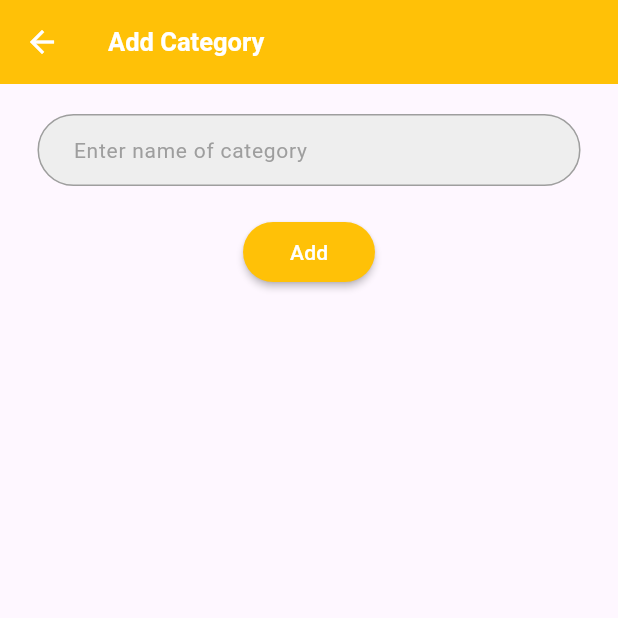
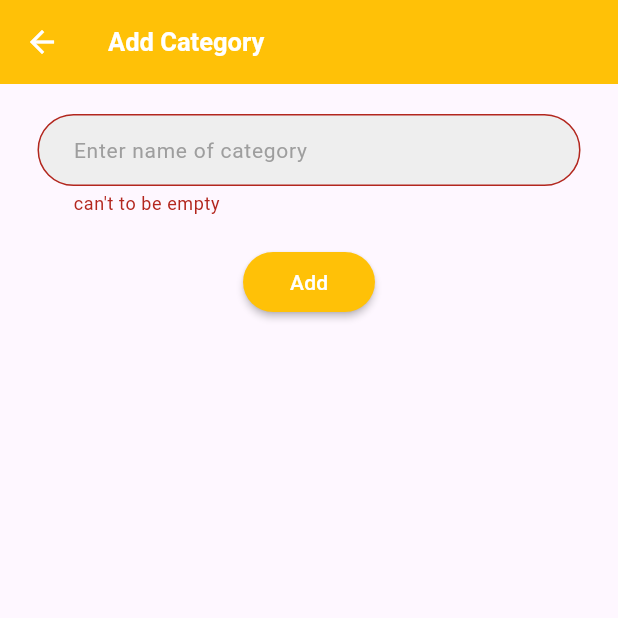
Before and after one commit to abdellahayoujil/flutter_firebase, a Flutter app: the Addcategoris screen opened by its route, after a tap on "Add", on a phone screen of 412 x 824 dp, the top half of it. Run offline on Flutter 3.47's test engine with Material 3 defaults, Android fonts, the phone set to English and light mode, and no system bars; our stand-ins replace awesome_dialog, cloud_firestore, firebase_auth, firebase_core, google_sign_in, lottie; accounts and stored records are empty.

```diff
--- a/lib/Categoris/AddCategoris.dart
+++ b/lib/Categoris/AddCategoris.dart
@@ -1,3 +1,4 @@
+import 'package:cloud_firestore/cloud_firestore.dart';
 import 'package:firebase_flutter/components/custombuttonauth.dart';
 import 'package:firebase_flutter/components/customformfield.dart';
 import 'package:flutter/material.dart';
@@ -11,6 +12,22 @@ class Addcategoris extends StatefulWidget {
 
 class _AddcategorisState extends State<Addcategoris> {
   TextEditingController name = TextEditingController();
+
+  CollectionReference categoris =
+      FirebaseFirestore.instance.collection('categoris');
+
+  Future<void> addcategoris() async {
+    if (formstate.currentState!.validate()) {
+      try {
+        DocumentReference res = await categoris.add({
+          'name': name.text,
+        });
+        Navigator.of(context).pushReplacementNamed("homepage");
+      } catch (e) {
+        print("error ================= $e");
+      }
+    }
+  }
 
   GlobalKey<FormState> formstate = GlobalKey<FormState>();
   @override
@@ -33,9 +50,12 @@ class _AddcategorisState extends State<Addcategoris> {
                       return null;
                     }),
               ),
-              CustomButtonAuth(title: "Add", onPressed: () {
-
-              },)
+              CustomButtonAuth(
+                title: "Add",
+                onPressed: () {
+                  addcategoris();
+                },
+              )
             ],
           )),
     );
--- a/lib/homepage.dart
+++ b/lib/homepage.dart
@@ -48,7 +48,7 @@ class _HomepageState extends State<Homepage> {
               color: Colors.red,
               onPressed: (){
                 FirebaseAuth.instance.currentUser!.sendEmailVerification();
-            },child: const Text("please verifed Email"),)*/
+            },child: const Text("please verifed Email"),)
 
             Card(
               child: Container(
@@ -63,7 +63,7 @@ class _HomepageState extends State<Homepage> {
                   ],
                 ),
               ),
-            )
+            )*/
           ],
         ));
   }
```
Also changed, not shown: 4 other files.
